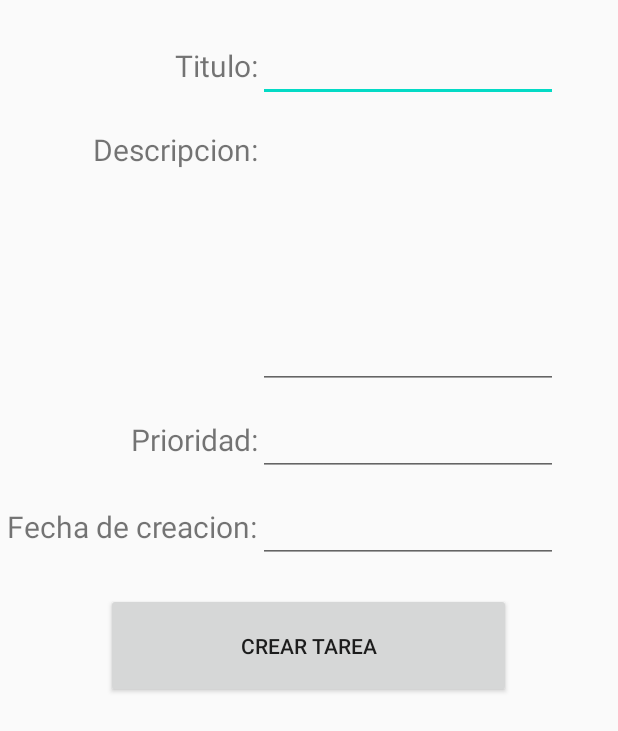
After one commit to SoraireEmmanuel/Trabajo_Final_APP_Moviles, an Android app: the layout agregar_tarea.xml on its own in the app's theme, with its tools: preview values and no code run, on a phone screen of 412 x 824 dp. The commit adds this screen. Shown: the top 731 px of the screen. Run offline under Robolectric (Android 15) with nearby library versions, the phone set to English and light mode, and no system bars.

Commit message:
Layout pagina agregar_tarea

```diff
--- a/app/build.gradle
+++ b/app/build.gradle
@@ -31,4 +31,5 @@ dependencies {
     testImplementation 'junit:junit:4.12'
     androidTestImplementation 'androidx.test.ext:junit:1.1.1'
     androidTestImplementation 'androidx.test.espresso:espresso-core:3.2.0'
+    implementation 'com.google.android.material:material:1.1.0'
 }
--- /dev/null
+++ b/app/src/main/res/layout/agregar_tarea.xml
@@ -0,0 +1,130 @@
+<?xml version="1.0" encoding="utf-8"?>
+<LinearLayout xmlns:android="http://schemas.android.com/apk/res/android"
+    xmlns:tools="http://schemas.android.com/tools" android:layout_width="match_parent"
+    android:layout_height="match_parent" android:paddingLeft="0dp"
+    android:paddingRight="0dp" tools:context=".MainActivity"
+    android:orientation="vertical">
+
+    <TabHost android:id="@android:id/tabhost"
+        android:layout_width="match_parent"
+        android:layout_height="match_parent">
+
+        <LinearLayout
+            android:orientation="vertical"
+            android:layout_width="match_parent"
+            android:layout_height="match_parent" >
+
+            <TabWidget android:layout_width="match_parent"
+                android:layout_height="wrap_content"
+                android:id="@android:id/tabs" />
+
+            <FrameLayout android:layout_width="match_parent"
+                android:layout_height="match_parent"
+                android:id="@android:id/tabcontent" >
+                <!--tab 1-->
+                <LinearLayout
+                    android:id="@+id/tab1"
+                    android:layout_width="match_parent"
+                    android:layout_height="match_parent"
+                    android:orientation="vertical">
+
+
+                    <LinearLayout
+                        android:layout_width="match_parent"
+                        android:layout_height="wrap_content"
+                        android:layout_gravity="center"
+                        android:gravity="right"
+                        android:orientation="vertical"
+                        android:paddingRight="40dp">
+
+                        <LinearLayout
+                            android:layout_width="wrap_content"
+                            android:layout_height="wrap_content"
+                            android:paddingTop="20dp">
+
+                            <TextView
+                                android:layout_width="wrap_content"
+                                android:layout_height="wrap_content"
+                                android:text="@string/titulo"
+                                android:textSize="20dp" />
+
+                            <EditText
+                                android:id="@+id/tituloAgregarTarea"
+                                android:layout_width="200dp"
+                                android:layout_height="wrap_content"
+                                android:paddingLeft="10dp"
+                                android:textSize="20dp" />
+
+                        </LinearLayout>
+
+                        <LinearLayout
+                            android:layout_width="wrap_content"
+                            android:layout_height="wrap_content"
+                            android:paddingTop="10dp">
+
+                            <TextView
+                                android:layout_width="wrap_content"
+                                android:layout_height="wrap_content"
+                                android:text="@string/descripcion"
+                                android:textSize="20dp" />
+
+                            <EditText
+                                android:id="@+id/editText5"
+                                android:layout_width="200dp"
+                                android:layout_height="181dp"
+                                android:ems="10"
+                                android:gravity="start|top"
+                                android:inputType="textMultiLine"
+                                android:paddingLeft="10dp" />
+                        </LinearLayout>
+
+                        <LinearLayout
+                            android:layout_width="wrap_content"
+                            android:layout_height="wrap_content"
+                            android:paddingTop="10dp">
+
+                            <TextView
+                                android:layout_width="wrap_content"
+                                android:layout_height="wrap_content"
+                                android:text="@string/prioridad"
+                                android:textSize="20dp" />
+
+                            <EditText
+                                android:id="@+id/prioridadtarea"
+                                android:layout_width="200dp"
+                                android:layout_height="wrap_content"
+                                android:paddingLeft="10dp"
+                                android:textSize="20dp" />
+
+                        </LinearLayout>
+
+                        <LinearLayout
+                            android:layout_width="wrap_content"
+                            android:layout_height="wrap_content"
+                            android:paddingTop="10dp">
+
+                            <TextView
+                                android:layout_width="wrap_content"
+                                android:layout_height="wrap_content"
+                                android:text="@string/fecha"
+                                android:textSize="20dp" />
+
+                            <EditText
+                                android:id="@+id/fechatarea"
+                                android:layout_width="200dp"
+                                android:layout_height="wrap_content"
+                                android:paddingLeft="10dp"
+                                android:textSize="20dp" />
+                        </LinearLayout>
+                    </LinearLayout>
+                <Button
+                    android:layout_marginTop="20dp"
+                    android:layout_width="270dp"
+                    android:layout_gravity="center"
+                    android:layout_height="70dp"
+                    android:text="@string/crearTarea"/>
+                </LinearLayout>
+            </FrameLayout>
+        </LinearLayout>
+    </TabHost>
+</LinearLayout>
--- a/app/src/main/res/values/strings.xml
+++ b/app/src/main/res/values/strings.xml
@@ -37,10 +37,6 @@
     <!-- TODO: Remove or change this placeholder text -->
     <string name="hello_blank_fragment">Hello blank fragment</string>
 
-    /*mi Perfil*/
-
-    /*todo los perfiles*/
-
-
-    /*activity web*/
+  /*tarea*/
+    <string name="crearTarea">Crear Tarea</string>
 </resources>
```
